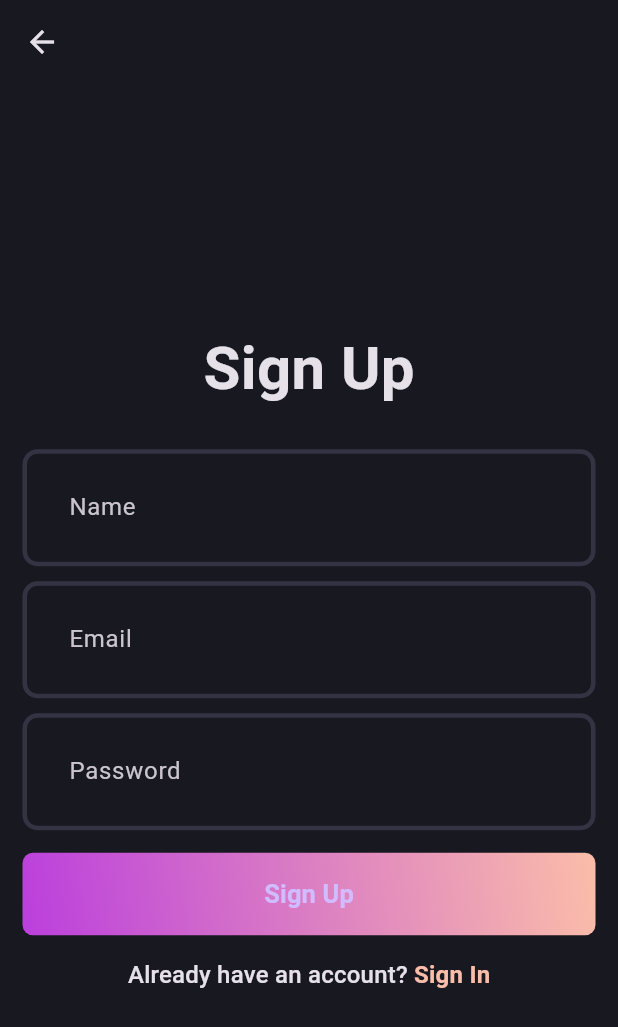
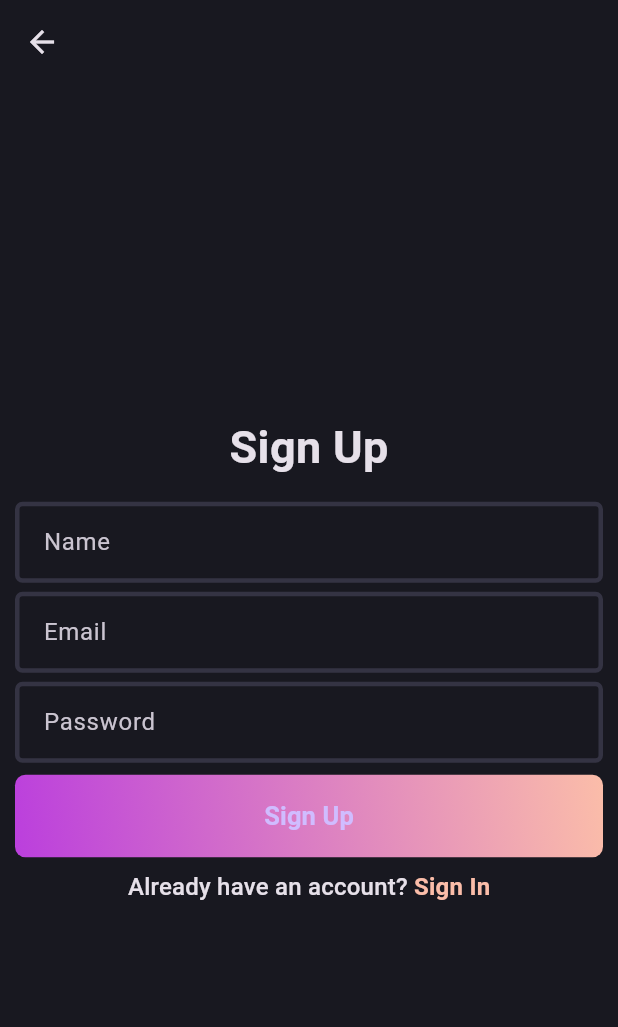
Before and after one commit to muhammadtalal8/flutterblog, a Flutter app: the screen it shows after launch, after a tap on an icon or button, on a phone screen of 412 x 824 dp. Shown: the top 1027 px of the screen. Run offline on Flutter 3.47's test engine with Material 3 defaults, Android fonts, the phone set to English and light mode, and no system bars; our stand-ins replace flutter_bloc, fpdart, supabase_flutter; accounts and stored records are empty.

Commit message:
first commit

```diff
--- a/lib/core/theme/theme.dart
+++ b/lib/core/theme/theme.dart
@@ -7,7 +7,7 @@ class AppTheme {
           color: color,
           width: 3,
         ),
-borderRadius: BorderRadius.circular(10),
+borderRadius: BorderRadius.circular(5),
   );
   static final darkThemeMode = ThemeData.dark().copyWith(
     scaffoldBackgroundColor: AppPallete.backgroundColor,
@@ -15,7 +15,7 @@ borderRadius: BorderRadius.circular(10),
       backgroundColor: AppPallete.backgroundColor
     ),
     inputDecorationTheme: InputDecorationTheme(
-      contentPadding: const EdgeInsets.all(27),
+      contentPadding: const EdgeInsets.all(15),
       enabledBorder: _border(),
       focusedBorder: _border(AppPallete.gradient2),
 
--- a/lib/presentation/pages/Signup_pages.dart
+++ b/lib/presentation/pages/Signup_pages.dart
@@ -35,7 +35,7 @@ class _SignUpPageState extends State<SignUpPage> {
     return Scaffold(
       appBar: AppBar(),
       body: Padding(
-        padding: const EdgeInsets.all(15.0),
+        padding: const EdgeInsets.all(10.0),
         child: Form(
           key: formKey,
           child: Column(
@@ -43,25 +43,25 @@ class _SignUpPageState extends State<SignUpPage> {
             children: [
               const Text(
                 "Sign Up",
-                style: TextStyle(fontSize: 40, fontWeight: FontWeight.bold),
+                style: TextStyle(fontSize: 30, fontWeight: FontWeight.bold),
               ),
-              const SizedBox(height: 25),
+              const SizedBox(height: 15),
               AuthField(
                 hintText: "Name",
                 controller: nameController,
               ),
-              const SizedBox(height: 10),
+              const SizedBox(height: 6),
               AuthField(
                 hintText: "Email",
                 controller: emailController,
               ),
-              const SizedBox(height: 10),
+              const SizedBox(height: 6),
               AuthField(
                 hintText: "Password",
                 controller: passwordController,
                 isObscureText: true,
               ),
-              const SizedBox(height: 15),
+              const SizedBox(height: 8),
               AuthGradientButton(
                 buttonText: 'Sign Up',
                 onPressed: () {
@@ -73,7 +73,7 @@ class _SignUpPageState extends State<SignUpPage> {
                   }
                 },
               ),
-              const SizedBox(height: 15),
+              const SizedBox(height: 8),
               GestureDetector(
                 onTap: () {
                   Navigator.push(context, LoginPage.route());
--- a/lib/presentation/pages/login_page.dart
+++ b/lib/presentation/pages/login_page.dart
@@ -37,20 +37,20 @@ class _LoginPageState extends State<LoginPage> {
             children: [
               const Text(
                 "Sign In",
-                style: TextStyle(fontSize: 40, fontWeight: FontWeight.bold),
+                style: TextStyle(fontSize: 35, fontWeight: FontWeight.bold),
               ),
-              const SizedBox(height: 10),
+              const SizedBox(height: 8),
               AuthField(
                 hintText: "Email",
                 controller: emailController,
               ),
-              const SizedBox(height: 10),
+              const SizedBox(height: 8),
               AuthField(
                 hintText: "Password",
                 controller: passwordController,
                 isObscureText: true,
               ),
-              const SizedBox(height: 15),
+              const SizedBox(height: 10),
                AuthGradientButton(
 
                 buttonText: 'Sign In',
@@ -58,7 +58,7 @@ class _LoginPageState extends State<LoginPage> {
 
               },
               ),
-              const SizedBox(height: 159),
+              const SizedBox(height: 10),
               GestureDetector(
                 onTap: () {
                   Navigator.push(
--- a/pubspec.yaml
+++ b/pubspec.yaml
@@ -39,6 +39,7 @@ dependencies:
   fpdart: ^1.1.1
   supabase_flutter: ^2.8.2
   flutter_bloc: ^8.1.6
+  badges: ^3.1.2
 
 dev_dependencies:
   flutter_test:
```
Also changed, not shown: lib/main.dart (+9 -6 lines), pubspec.lock.
